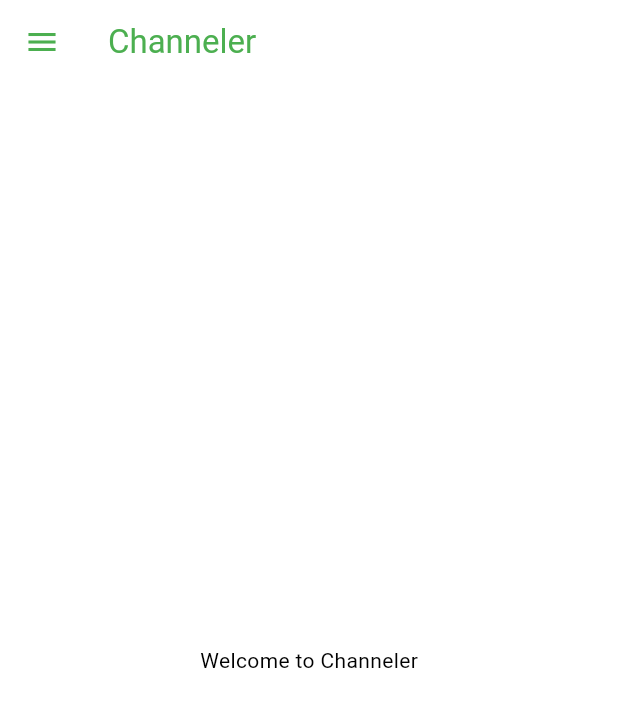
After one commit to flutter-preview/AravindIM-channeler-app, a Flutter app: the screen it shows after launch, on a phone screen of 412 x 824 dp. The commit adds this screen. Shown: the top 707 px of the screen. Run offline on Flutter 3.47's test engine with Material 2 defaults, Android fonts, the phone set to English and light mode, and no system bars; our stand-ins replace go_router.

Commit message:
Add: Sidebar based Navigation

```diff
--- /dev/null
+++ b/lib/router.dart
@@ -0,0 +1,17 @@
+import 'package:channeler/routes/board_page.dart';
+import 'package:channeler/routes/home_page.dart';
+import 'package:go_router/go_router.dart';
+
+final appRouter = GoRouter(
+  routes: [
+    GoRoute(
+      path: '/',
+      builder: (context, state) => const HomePage(title: 'Channeler'),
+    ),
+    GoRoute(
+      path: '/board/:name',
+      builder: (context, state) =>
+          BoardPage(name: state.pathParameters['name']!),
+    ),
+  ],
+);
--- /dev/null
+++ b/lib/routes/home_page.dart
@@ -0,0 +1,35 @@
+import 'package:channeler/widgets/side_menu.dart';
+import 'package:flutter/material.dart';
+
+class HomePage extends StatefulWidget {
+  const HomePage({super.key, required this.title});
+  final String title;
+
+  @override
+  State<HomePage> createState() => _HomePageState();
+}
+
+class _HomePageState extends State<HomePage> {
+  @override
+  Widget build(BuildContext context) {
+    return Scaffold(
+      appBar: AppBar(
+        foregroundColor: Theme.of(context).colorScheme.primary,
+        title: Text(widget.title),
+      ),
+      drawer: const SideMenu(
+        currentBoard: '',
+      ),
+      body: Center(
+        child: Column(
+          mainAxisAlignment: MainAxisAlignment.center,
+          children: <Widget>[
+            Text(
+              'Welcome to ${widget.title}',
+            ),
+          ],
+        ),
+      ),
+    );
+  }
+}
--- a/pubspec.yaml
+++ b/pubspec.yaml
@@ -31,6 +31,7 @@ dependencies:
   cupertino_icons: ^1.0.2
   flutter:
     sdk: flutter
+  go_router: ^8.0.1
   http: ^1.0.0
   provider: ^6.0.5
 
```
Also changed, not shown: lib/backend/backend.dart (+7 -0 lines), lib/main.dart (+4 -37 lines), lib/routes/board_page.dart (added, +40 -0 lines), lib/widgets/side_menu.dart (+19 -5 lines), pubspec.lock.
